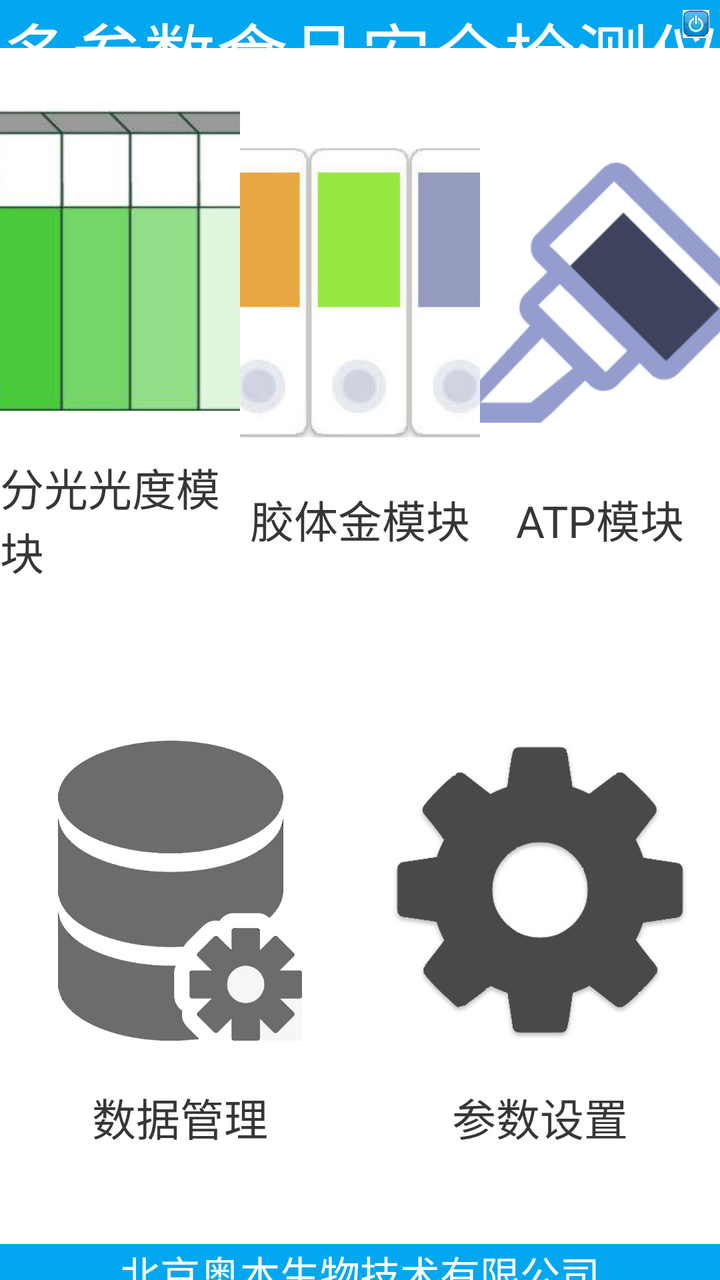
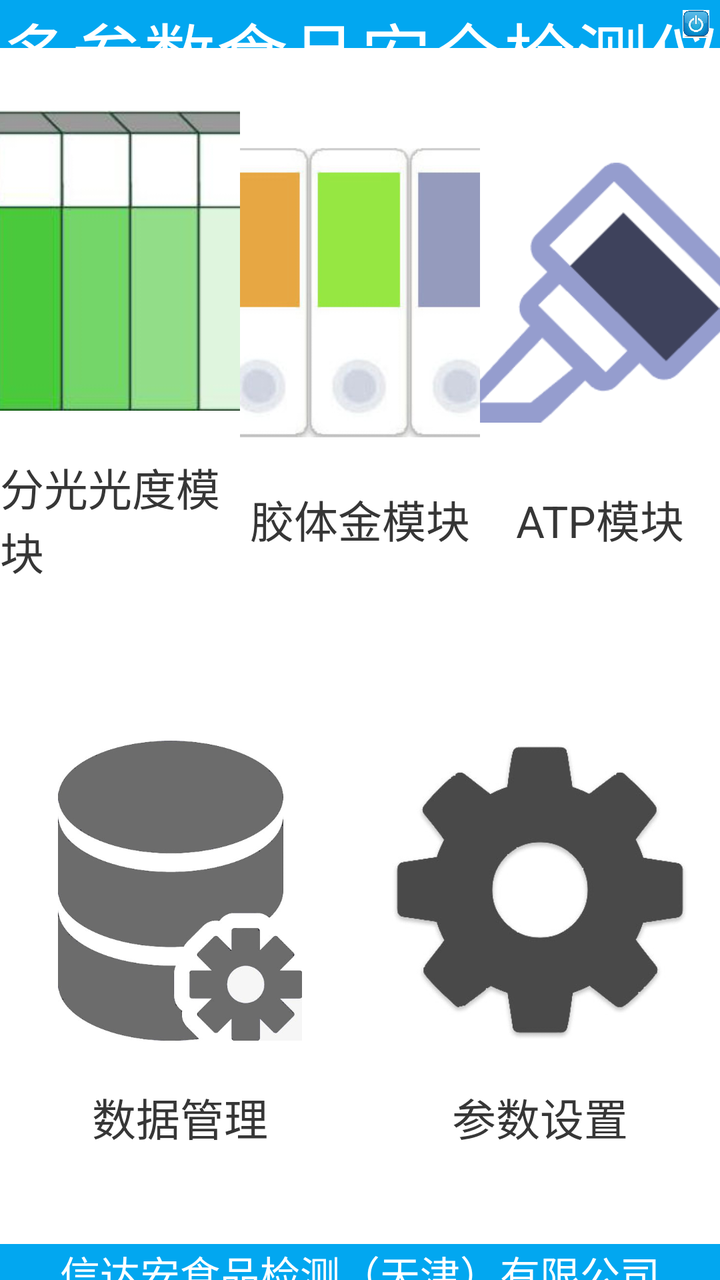

Before-and-after screenshots of an Android layout around one commit, followed by the original layout XML and the change that was made.
<!-- AndroidManifest.xml: application theme AppTheme -->
<!-- res/layout/activity_main.xml -->
<?xml version="1.0" encoding="utf-8"?>
<androidx.constraintlayout.widget.ConstraintLayout xmlns:android="http://schemas.android.com/apk/res/android"
    xmlns:app="http://schemas.android.com/apk/res-auto"
    xmlns:tools="http://schemas.android.com/tools"
    android:layout_width="match_parent"
    android:layout_height="match_parent"
    android:background="#FFFFFF"
    android:gravity="center"
    android:orientation="vertical">

    <TextView
        android:id="@+id/tv_title"
        android:layout_width="match_parent"
        android:layout_height="0dp"
        android:layout_weight="1"
        android:background="@color/THEME_COLOR"
        android:gravity="center"
        android:text="多参数食品安全检测仪"
        android:textColor="@color/white"
        android:textSize="36sp"
        app:layout_constraintDimensionRatio="h,15:1"
        app:layout_constraintTop_toTopOf="parent" />


    <ImageView
        android:id="@+id/btn_open_login"
        android:layout_width="0dp"
        android:layout_height="0dp"
        android:padding="5dp"
        android:src="@drawable/img_exit"
        app:layout_constraintBottom_toBottomOf="@+id/tv_title"
        app:layout_constraintDimensionRatio="w,1:1"
        app:layout_constraintEnd_toEndOf="parent"
        app:layout_constraintTop_toTopOf="@+id/tv_title" />

    <LinearLayout
        android:layout_width="match_parent"
        android:layout_height="0dp"
        android:orientation="vertical"
        app:layout_constraintBottom_toTopOf="@+id/tv_homeLocation"
        app:layout_constraintTop_toBottomOf="@+id/tv_title">

        <LinearLayout
            android:layout_width="match_parent"
            android:layout_height="0dp"
            android:layout_weight="1"
            android:orientation="horizontal">

            <LinearLayout
                android:id="@+id/btn_open_2"
                android:layout_width="0dp"
                android:layout_height="match_parent"
                android:layout_weight="1"
                android:gravity="center"
                android:orientation="vertical">

                <ImageView
                    android:layout_width="@dimen/wh_size"
                    android:layout_height="@dimen/wh_size"
                    android:src="@drawable/img_fg" />

                <TextView
                    android:id="@+id/tv_fggd_Name"
                    android:layout_width="wrap_content"
                    android:layout_height="wrap_content"
                    android:layout_marginTop="@dimen/distance"
                    android:text="分光光度模块"
                    android:textColor="#363636"
                    android:textSize="@dimen/textSize" />

            </LinearLayout>

            <LinearLayout
                android:id="@+id/btn_open_3"
                android:layout_width="0dp"
                android:layout_height="match_parent"
                android:layout_weight="1"
                android:gravity="center"
                android:orientation="vertical">

                <ImageView
                    android:layout_width="@dimen/wh_size"
                    android:layout_height="@dimen/wh_size"
                    android:src="@drawable/img_jt" />

                <TextView
                    android:id="@+id/tv_jtj_Name"
                    android:layout_width="wrap_content"
                    android:layout_height="wrap_content"
                    android:layout_marginTop="@dimen/distance"
                    android:text="胶体金模块"
                    android:textColor="#363636"
                    android:textSize="@dimen/textSize" />

            </LinearLayout>

            <LinearLayout
                android:id="@+id/btn_open_4"
                android:layout_width="0dp"
                android:layout_height="match_parent"
                android:layout_weight="1"
                android:gravity="center"
                android:orientation="vertical">
                

                <ImageView
                    android:layout_width="@dimen/wh_size"
                    android:layout_height="@dimen/wh_size"
                    android:src="@drawable/yuan_ygb" />

                <TextView
                    android:id="@+id/tv_apt_Name"
                    android:layout_width="wrap_content"
                    android:layout_height="wrap_content"
                    android:layout_marginTop="@dimen/distance"
                    android:text="ATP模块"
                    android:textColor="#363636"
                    android:textSize="@dimen/textSize" />

            </LinearLayout>


        </LinearLayout>

        <LinearLayout
            android:layout_width="match_parent"
            android:layout_height="0dp"
            android:layout_weight="1"
            android:orientation="horizontal">

            <LinearLayout
                android:id="@+id/ll_sql"
                android:layout_width="0dp"
                android:layout_height="match_parent"
                android:layout_weight="1"
                android:gravity="center"
                android:orientation="vertical">

                <LinearLayout
                    android:layout_width="wrap_content"
                    android:layout_height="wrap_content"
                    android:gravity="center"
                    android:orientation="vertical"
                    android:padding="5dp">

                    <ImageView
                        android:layout_width="@dimen/wh_size"
                        android:layout_height="@dimen/wh_size"
                        android:src="@drawable/img_sql" />

                    <TextView
                        android:layout_width="wrap_content"
                        android:layout_height="wrap_content"
                        android:layout_marginTop="@dimen/distance"
                        android:text="数据管理"
                        android:textColor="#363636"
                        android:textSize="@dimen/textSize" />

                </LinearLayout>

            </LinearLayout>

            <LinearLayout
                android:id="@+id/btn_open_book"
                android:layout_width="0dp"
                android:layout_height="match_parent"
                android:layout_weight="1"
                android:gravity="center"
                android:orientation="vertical"
                android:visibility="gone">

                <ImageView
                    android:layout_width="@dimen/wh_size"
                    android:layout_height="@dimen/wh_size"
                    android:src="@drawable/img_cz" />

                <TextView
                    android:layout_width="wrap_content"
                    android:layout_height="wrap_content"
                    android:layout_marginTop="@dimen/distance"
                    android:text="操作手册"
                    android:textColor="#363636"
                    android:textSize="@dimen/textSize" />

            </LinearLayout>

            <LinearLayout
                android:id="@+id/btn_open_know"
                android:layout_width="0dp"
                android:layout_height="match_parent"
                android:layout_weight="1"
                android:gravity="center"
                android:orientation="vertical"
                android:visibility="gone">

                <ImageView
                    android:layout_width="@dimen/wh_size"
                    android:layout_height="@dimen/wh_size"
                    android:paddingTop="30dp"
                    android:src="@drawable/img_zs" />

                <TextView
                    android:layout_width="wrap_content"
                    android:layout_height="wrap_content"
                    android:layout_marginTop="@dimen/distance"
                    android:text="知识库"
                    android:textColor="#363636"
                    android:textSize="@dimen/textSize" />

            </LinearLayout>

            <LinearLayout
                android:id="@+id/btn_open_setting"
                android:layout_width="0dp"
                android:layout_height="match_parent"
                android:layout_weight="1"
                android:gravity="center"
                android:orientation="vertical">

                <LinearLayout
                    android:layout_width="wrap_content"
                    android:layout_height="wrap_content"
                    android:gravity="center"
                    android:orientation="vertical"
                    android:padding="5dp">

                    <ImageView
                        android:layout_width="@dimen/wh_size"
                        android:layout_height="@dimen/wh_size"
                        android:src="@drawable/img_cs" />

                    <TextView
                        android:layout_width="wrap_content"
                        android:layout_height="wrap_content"
                        android:layout_marginTop="@dimen/distance"
                        android:text="参数设置"
                        android:textColor="#363636"
                        android:textSize="@dimen/textSize" />

                </LinearLayout>

            </LinearLayout>


        </LinearLayout>

    </LinearLayout>


    <TextView
        android:id="@+id/tv_homeLocation"
        android:layout_width="match_parent"
        android:layout_height="0dp"
        android:background="@color/THEME_COLOR"
        android:gravity="center"
        android:text="北京奥本生物技术有限公司"
        android:textColor="@color/white"
        android:textSize="20sp"
        app:layout_constraintBottom_toBottomOf="parent"
        app:layout_constraintDimensionRatio="h,20:1" />


</androidx.constraintlayout.widget.ConstraintLayout>
<!-- resources referenced by this layout -->
<resources>
  <color name="THEME_COLOR">#02A7F0</color>
  <color name="white">#ffffff</color>
  <dimen name="distance">22dp</dimen>
  <dimen name="textSize">22sp</dimen>
  <dimen name="wh_size">150dp</dimen>
  <!-- drawable img_cs: png bitmap (drawable, 16605 bytes) -->
  <!-- drawable img_cz: jpg bitmap (drawable-xhdpi, 17936 bytes) -->
  <!-- drawable img_exit: jpg bitmap (drawable-xhdpi, 19013 bytes) -->
  <!-- drawable img_fg: jpg bitmap (drawable-xhdpi, 23472 bytes) -->
  <!-- drawable img_jt: jpg bitmap (drawable-xhdpi, 24437 bytes) -->
  <!-- drawable img_sql: png bitmap (drawable, 58969 bytes) -->
  <!-- drawable img_zs: jpg bitmap (drawable-xhdpi, 35332 bytes) -->
  <!-- drawable yuan_ygb: png bitmap (drawable-xhdpi, 6891 bytes) -->
  <style name="AppTheme" parent="Theme.AppCompat.Light.DarkActionBar">
          
          <item name="android:windowNoTitle">true</item>
          <item name="android:windowFullscreen">true</item>
      </style>
</resources>

<!-- the commit's change to res/layout/activity_main.xml (unified diff, before → after) -->
@@ -253,7 +253,7 @@
         android:layout_height="0dp"
         android:background="@color/THEME_COLOR"
         android:gravity="center"
-        android:text="北京奥本生物技术有限公司"
+        android:text="信达安食品检测（天津）有限公司"
         android:textColor="@color/white"
         android:textSize="20sp"
         app:layout_constraintBottom_toBottomOf="parent"
